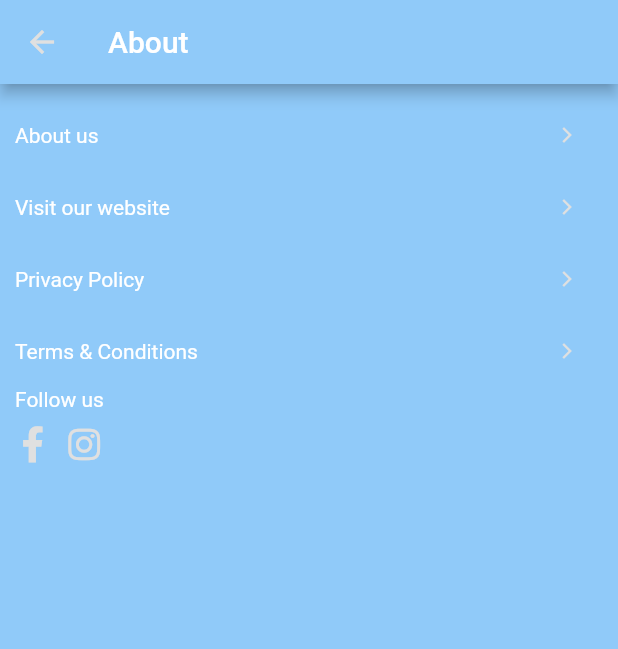
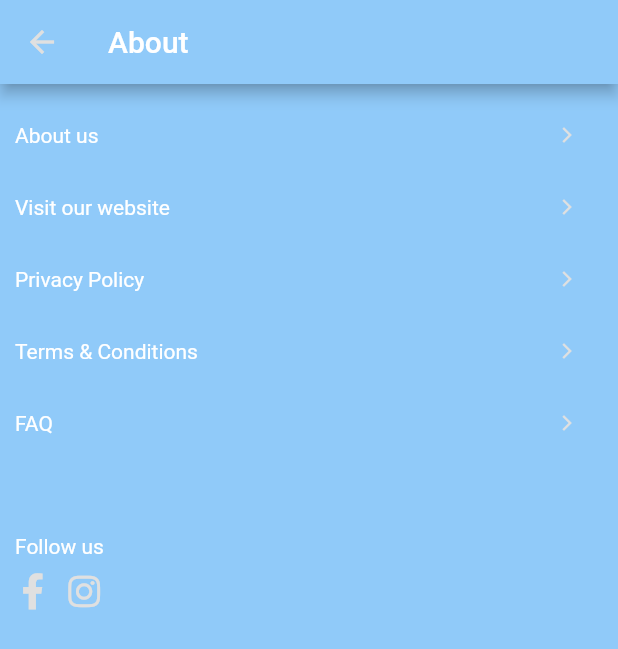
Before and after one commit to aimanuslim/Gas2Go, a Flutter app: the ProfileTabAboutUs screen opened directly, on a phone screen of 412 x 824 dp. Shown: the top 649 px of the screen. Run offline on Flutter 3.47's test engine with Material 2 defaults, Android fonts, the phone set to English and light mode, and no system bars; our stand-ins replace font_awesome_flutter, intro_slider.

Commit message:
added FAQ section and added padding for before social media link

```diff
--- a/lib/customer_screens.dart
+++ b/lib/customer_screens.dart
@@ -2,6 +2,7 @@ import 'package:flutter/material.dart';
 import 'package:font_awesome_flutter/font_awesome_flutter.dart';
 import 'package:gas2go/texts.dart';
 import 'commonelements.dart';
+//import 'package:url_launcher/url_launcher.dart';
 
 class HomeNav extends StatelessWidget {
   @override
@@ -1732,6 +1733,13 @@ class ProfileTabSettings extends StatelessWidget {
 // Profile tab - screen 23
 
 class ProfileTabAboutUs extends StatelessWidget {
+
+  // launchSite(){
+  //   launch ('https://google.com');
+  // }
+
+
+
   @override
   Widget build(BuildContext context) {
     return new Scaffold(
@@ -1816,28 +1824,7 @@ class ProfileTabAboutUs extends StatelessWidget {
                     Icons.arrow_forward_ios,
                     color: Theme.of(context).buttonColor,
                   ),
-                  onPressed: () {
-                    showDialog<void>(
-                      context: context,
-                      builder: (BuildContext context) {
-                        return AlertDialog(
-                          title: Text('Please click on the link below'),
-                          content: const Text('LoremIpsum Bla bla blablalbla'),
-                          actions: <Widget>[
-                            FloatingActionButton(
-                              child: Icon(Icons.check),
-                              backgroundColor: Color(0xffFFA630),
-                              foregroundColor:
-                                  Color(0xff222222),
-                              onPressed: () {
-                                Navigator.of(context).pop();
-                              },
-                            ),
-                          ],
-                        );
-                      },
-                    );
-                  },
+                  onPressed: null,
                 )
               ],
             ),
@@ -1921,6 +1908,49 @@ class ProfileTabAboutUs extends StatelessWidget {
                 )
               ],
             ),
+            new Row(
+              children: <Widget>[
+                Expanded(
+                  child: new Text(
+                    "FAQ",
+                    style: new TextStyle(color: Colors.white),
+                  ),
+                ),
+                new IconButton(
+                  iconSize: 12,
+                  alignment: Alignment.center,
+                  icon: new Icon(
+                    Icons.arrow_forward_ios,
+                    color: Theme.of(context).buttonColor,
+                  ),
+                  onPressed: () {
+                    showDialog<void>(
+                      context: context,
+                      builder: (BuildContext context) {
+                        return AlertDialog(
+                          title: Text('Frequently Asked Questions'),
+                          content: const Text('LoremIpsum Bla bla blablalbla'),
+                          actions: <Widget>[
+                            FloatingActionButton(
+                              child: Icon(Icons.check),
+                              backgroundColor: Color(0xffFFA630),
+                              foregroundColor:
+                                  Color(0xff222222),
+                              onPressed: () {
+                                Navigator.of(context).pop();
+                              },
+                            ),
+                          ],
+                        );
+                      },
+                    );
+                  },
+                )
+              ],
+            ),
+            Padding(
+              padding: EdgeInsets.fromLTRB(0, 50, 0, 0) ,
+            ),
             new Column(
               crossAxisAlignment: CrossAxisAlignment.start,
               children: <Widget>[
--- a/pubspec.yaml
+++ b/pubspec.yaml
@@ -15,6 +15,7 @@ environment:
 dependencies:
   flutter:
     sdk: flutter
+  url_launcher: ^0.4.1
 
   # The following adds the Cupertino Icons font to your application.
   # Use with the CupertinoIcons class for iOS style icons.
```
